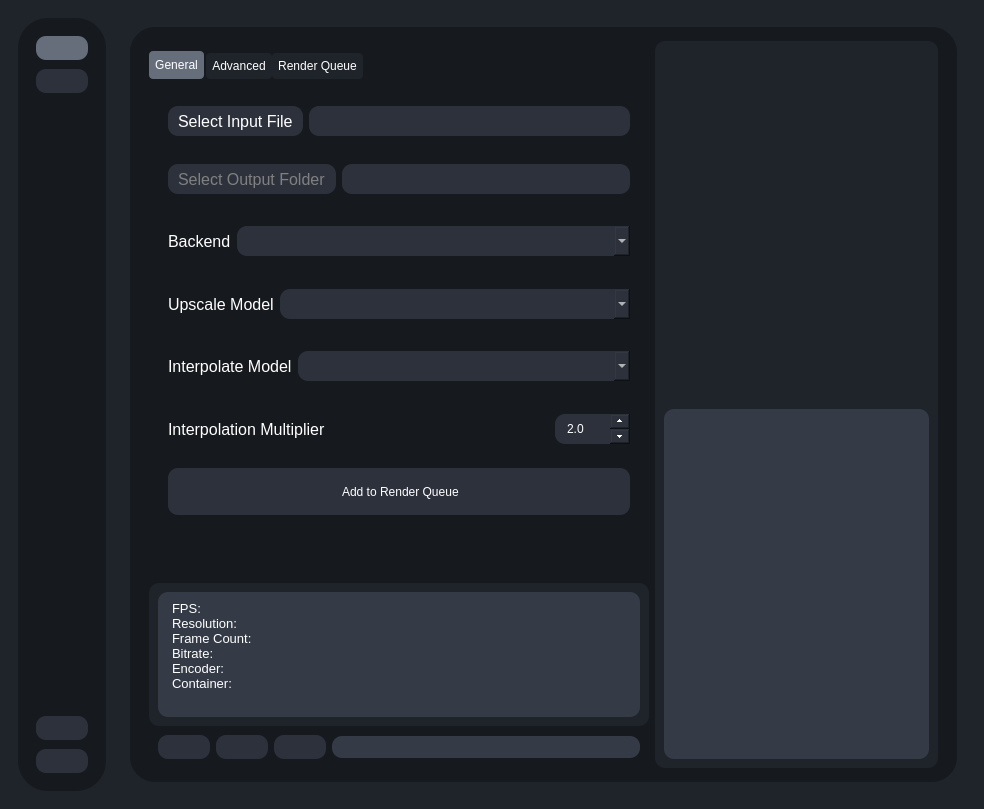
Old version of the form testRVEInterface.ui in the repository TNTwise/Rife-ESRGAN-App-Linux-QT.
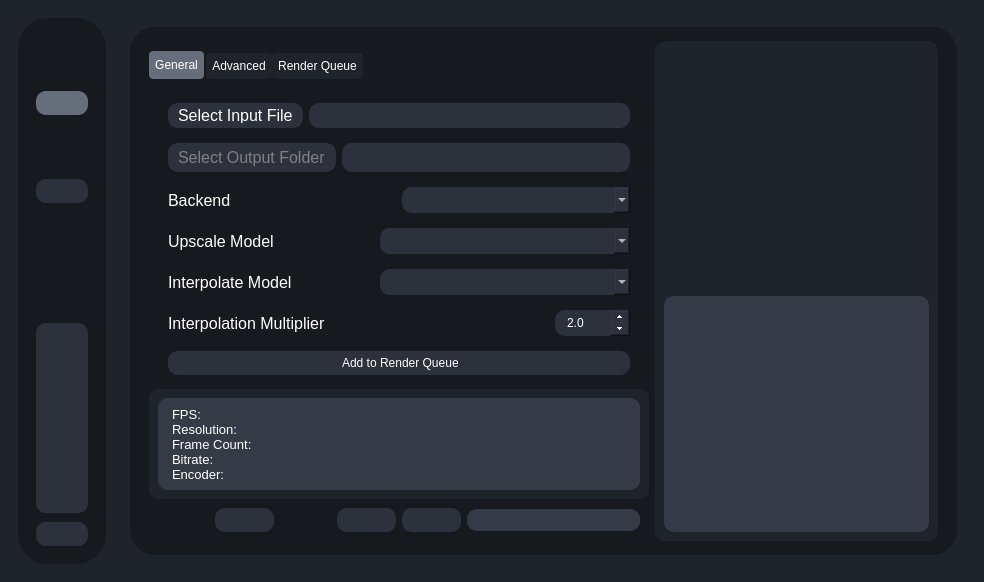
New version of the form. Icons and pictures are not drawn.

Patch:
```diff
--- a/testRVEInterface.ui
+++ b/testRVEInterface.ui
@@ -7,7 +7,7 @@
     <x>0</x>
     <y>0</y>
     <width>984</width>
-    <height>809</height>
+    <height>582</height>
    </rect>
   </property>
   <property name="windowTitle">
@@ -96,7 +96,7 @@
        <item>
         <widget class="QWidget" name="mainWindowContainer" native="true">
          <property name="sizePolicy">
-          <sizepolicy hsizetype="MinimumExpanding" vsizetype="MinimumExpanding">
+          <sizepolicy hsizetype="Preferred" vsizetype="Preferred">
            <horstretch>0</horstretch>
            <verstretch>0</verstretch>
           </sizepolicy>
@@ -321,7 +321,7 @@
                  <item row="0" column="1">
                   <widget class="QLabel" name="label">
                    <property name="sizePolicy">
-                    <sizepolicy hsizetype="Preferred" vsizetype="Expanding">
+                    <sizepolicy hsizetype="Preferred" vsizetype="Preferred">
                      <horstretch>0</horstretch>
                      <verstretch>0</verstretch>
                     </sizepolicy>
@@ -616,7 +616,7 @@
                 <property name="maximumSize">
                  <size>
                   <width>500</width>
-                  <height>16777215</height>
+                  <height>500</height>
                  </size>
                 </property>
                 <property name="styleSheet">
@@ -644,7 +644,7 @@
                  <item>
                   <widget class="QTabWidget" name="processSettingsContainer">
                    <property name="sizePolicy">
-                    <sizepolicy hsizetype="MinimumExpanding" vsizetype="MinimumExpanding">
+                    <sizepolicy hsizetype="Preferred" vsizetype="Preferred">
                      <horstretch>0</horstretch>
                      <verstretch>0</verstretch>
                     </sizepolicy>
@@ -660,7 +660,7 @@
                    </property>
                    <widget class="QWidget" name="generalSettings">
                     <property name="sizePolicy">
-                     <sizepolicy hsizetype="MinimumExpanding" vsizetype="MinimumExpanding">
+                     <sizepolicy hsizetype="Preferred" vsizetype="Preferred">
                       <horstretch>0</horstretch>
                       <verstretch>0</verstretch>
                      </sizepolicy>
@@ -692,7 +692,7 @@
                           <property name="minimumSize">
                            <size>
                             <width>0</width>
-                            <height>30</height>
+                            <height>0</height>
                            </size>
                           </property>
                           <property name="maximumSize">
@@ -719,7 +719,7 @@
                           <property name="minimumSize">
                            <size>
                             <width>0</width>
-                            <height>30</height>
+                            <height>0</height>
                            </size>
                           </property>
                           <property name="maximumSize">
@@ -759,7 +759,7 @@
                           <property name="minimumSize">
                            <size>
                             <width>0</width>
-                            <height>30</height>
+                            <height>0</height>
                            </size>
                           </property>
                           <property name="maximumSize">
@@ -789,7 +789,7 @@
                           <property name="minimumSize">
                            <size>
                             <width>0</width>
-                            <height>30</height>
+                            <height>0</height>
                            </size>
                           </property>
                           <property name="maximumSize">
@@ -833,7 +833,7 @@
                         <item>
                          <widget class="QComboBox" name="backendComboBox">
                           <property name="sizePolicy">
-                           <sizepolicy hsizetype="Expanding" vsizetype="Fixed">
+                           <sizepolicy hsizetype="Preferred" vsizetype="Fixed">
                             <horstretch>0</horstretch>
                             <verstretch>0</verstretch>
                            </sizepolicy>
@@ -885,7 +885,7 @@
                         <item>
                          <widget class="QComboBox" name="upscaleModelComboBox">
                           <property name="sizePolicy">
-                           <sizepolicy hsizetype="Expanding" vsizetype="Fixed">
+                           <sizepolicy hsizetype="Preferred" vsizetype="Fixed">
                             <horstretch>0</horstretch>
                             <verstretch>0</verstretch>
                            </sizepolicy>
@@ -937,7 +937,7 @@
                         <item>
                          <widget class="QComboBox" name="interpolateModelComboBox">
                           <property name="sizePolicy">
-                           <sizepolicy hsizetype="Expanding" vsizetype="Fixed">
+                           <sizepolicy hsizetype="Preferred" vsizetype="Fixed">
                             <horstretch>0</horstretch>
                             <verstretch>0</verstretch>
                            </sizepolicy>
@@ -1000,7 +1000,7 @@
                           <property name="minimumSize">
                            <size>
                             <width>75</width>
-                            <height>30</height>
+                            <height>0</height>
                            </size>
                           </property>
                           <property name="maximumSize">
@@ -1190,7 +1190,7 @@
                        <property name="minimumSize">
                         <size>
                          <width>351</width>
-                         <height>128</height>
+                         <height>0</height>
                         </size>
                        </property>
                        <layout class="QVBoxLayout" name="verticalLayout_16">
@@ -1696,7 +1696,7 @@
                  <item>
                   <widget class="QWidget" name="bottomMenuSubContainer" native="true">
                    <property name="sizePolicy">
-                    <sizepolicy hsizetype="MinimumExpanding" vsizetype="Preferred">
+                    <sizepolicy hsizetype="Preferred" vsizetype="Preferred">
                      <horstretch>0</horstretch>
                      <verstretch>0</verstretch>
                     </sizepolicy>
@@ -1800,7 +1800,7 @@
                              <bool>false</bool>
                             </property>
                             <property name="sizePolicy">
-                             <sizepolicy hsizetype="MinimumExpanding" vsizetype="Expanding">
+                             <sizepolicy hsizetype="Preferred" vsizetype="Preferred">
                               <horstretch>0</horstretch>
                               <verstretch>0</verstretch>
                              </sizepolicy>
@@ -1808,7 +1808,7 @@
                             <property name="minimumSize">
                              <size>
                               <width>0</width>
-                              <height>125</height>
+                              <height>0</height>
                              </size>
                             </property>
                             <property name="maximumSize">
@@ -2019,7 +2019,7 @@
                        <item>
                         <widget class="QProgressBar" name="progressBar">
                          <property name="sizePolicy">
-                          <sizepolicy hsizetype="Expanding" vsizetype="Fixed">
+                          <sizepolicy hsizetype="Preferred" vsizetype="Fixed">
                            <horstretch>0</horstretch>
                            <verstretch>0</verstretch>
                           </sizepolicy>
@@ -2044,7 +2044,7 @@
               <item row="0" column="1">
                <widget class="QWidget" name="processInfoContainer" native="true">
                 <property name="sizePolicy">
-                 <sizepolicy hsizetype="Expanding" vsizetype="Expanding">
+                 <sizepolicy hsizetype="Preferred" vsizetype="Preferred">
                   <horstretch>0</horstretch>
                   <verstretch>0</verstretch>
                  </sizepolicy>
@@ -2110,7 +2110,7 @@
                     <item>
                      <widget class="QLabel" name="previewLabel">
                       <property name="sizePolicy">
-                       <sizepolicy hsizetype="Expanding" vsizetype="Expanding">
+                       <sizepolicy hsizetype="Preferred" vsizetype="Preferred">
                         <horstretch>0</horstretch>
                         <verstretch>0</verstretch>
                        </sizepolicy>
@@ -2158,7 +2158,7 @@
                     <item>
                      <widget class="QTextEdit" name="renderOutput">
                       <property name="sizePolicy">
-                       <sizepolicy hsizetype="Minimum" vsizetype="Expanding">
+                       <sizepolicy hsizetype="Minimum" vsizetype="Preferred">
                         <horstretch>0</horstretch>
                         <verstretch>0</verstretch>
                        </sizepolicy>
@@ -2387,7 +2387,7 @@
                    <x>0</x>
                    <y>0</y>
                    <width>383</width>
-                   <height>331</height>
+                   <height>326</height>
                   </rect>
                  </property>
                  <layout class="QVBoxLayout" name="verticalLayout_18">
@@ -2430,7 +2430,7 @@
                               <x>0</x>
                               <y>0</y>
                               <width>462</width>
-                              <height>216</height>
+                              <height>211</height>
                              </rect>
                             </property>
                             <layout class="QVBoxLayout" name="verticalLayout_25">
@@ -2485,7 +2485,7 @@
                                   <property name="minimumSize">
                                    <size>
                                     <width>0</width>
-                                    <height>25</height>
+                                    <height>0</height>
                                    </size>
                                   </property>
                                  </widget>
@@ -2819,7 +2819,7 @@
                                   <property name="minimumSize">
                                    <size>
                                     <width>75</width>
-                                    <height>30</height>
+                                    <height>0</height>
                                    </size>
                                   </property>
                                   <property name="decimals">
@@ -3584,7 +3584,7 @@
                              <property name="minimumSize">
                               <size>
                                <width>0</width>
-                               <height>30</height>
+                               <height>0</height>
                               </size>
                              </property>
                             </widget>
@@ -3635,7 +3635,7 @@
                              <property name="minimumSize">
                               <size>
                                <width>0</width>
-                               <height>30</height>
+                               <height>0</height>
                               </size>
                              </property>
                             </widget>
@@ -3952,7 +3952,7 @@
                  <item>
                   <widget class="QScrollArea" name="scrollArea_2">
                    <property name="sizePolicy">
-                    <sizepolicy hsizetype="Expanding" vsizetype="MinimumExpanding">
+                    <sizepolicy hsizetype="Preferred" vsizetype="Preferred">
                      <horstretch>0</horstretch>
                      <verstretch>0</verstretch>
                     </sizepolicy>
@@ -4368,7 +4368,7 @@
                     <enum>Qt::Orientation::Horizontal</enum>
                    </property>
                    <property name="sizeType">
-                    <enum>QSizePolicy::Policy::MinimumExpanding</enum>
+                    <enum>QSizePolicy::Policy::Preferred</enum>
                    </property>
                    <property name="sizeHint" stdset="0">
                     <size>
@@ -4624,7 +4624,7 @@
              <enum>Qt::Orientation::Vertical</enum>
             </property>
             <property name="sizeType">
-             <enum>QSizePolicy::Policy::Expanding</enum>
+             <enum>QSizePolicy::Policy::Preferred</enum>
             </property>
             <property name="sizeHint" stdset="0">
              <size>
```
